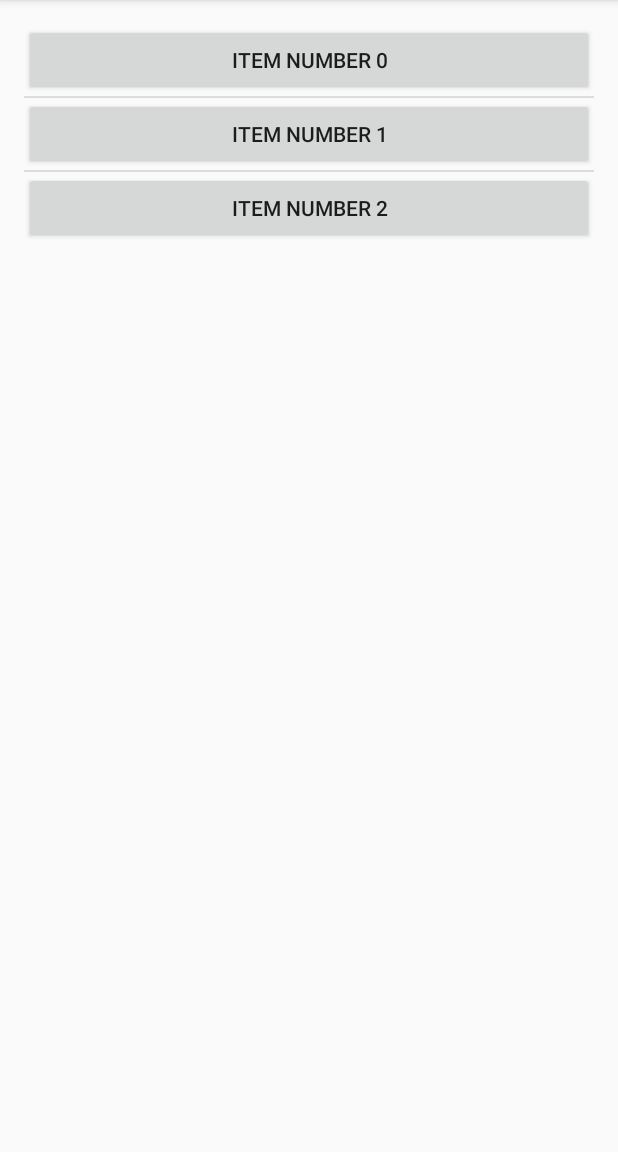
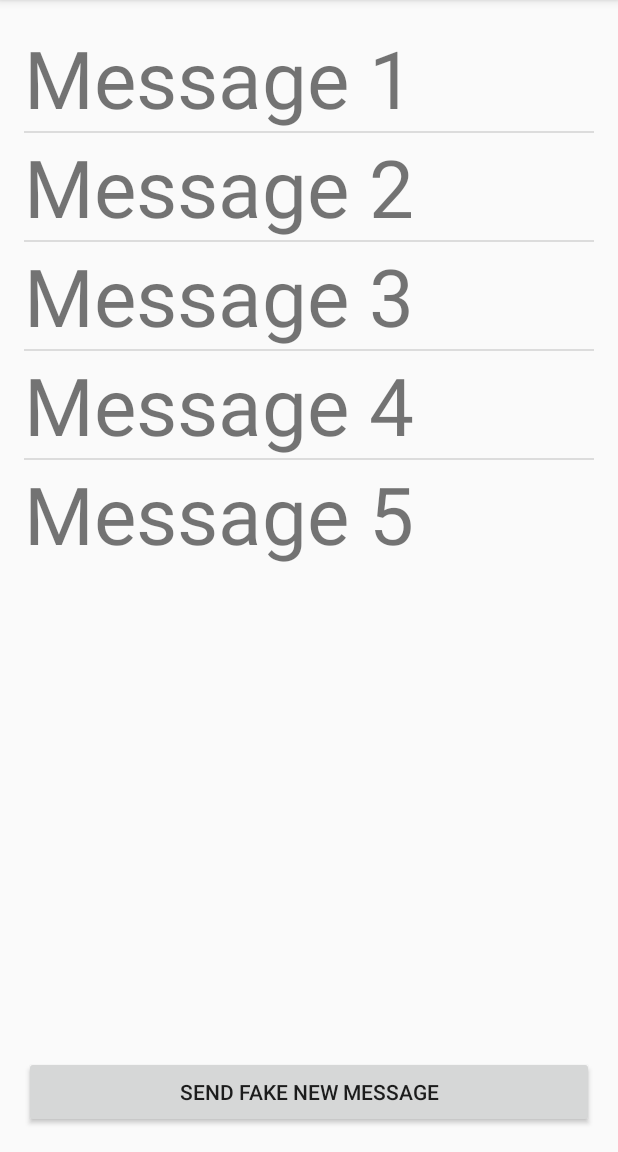
Before and after one commit to UTSA-Reactive-Android-2016/kbaldor, an Android app: the screen it shows after launch (MainActivity), on a phone screen of 412 x 824 dp, the part 84-1236 px from its top. Run offline under Robolectric (Android 15) with nearby library versions, the phone set to English and light mode, and no system bars.

Commit message:
The latest ListViewTest as of the end of class

```diff
--- a/ListViewTest/app/src/main/java/com/example/kbaldor/listviewtest/MainActivity.java
+++ b/ListViewTest/app/src/main/java/com/example/kbaldor/listviewtest/MainActivity.java
@@ -7,6 +7,8 @@ import android.util.AttributeSet;
 import android.util.Log;
 import android.view.View;
 import android.view.ViewGroup;
+import android.widget.AdapterView;
+import android.widget.ArrayAdapter;
 import android.widget.Button;
 import android.widget.ListAdapter;
 import android.widget.ListView;
@@ -14,80 +16,58 @@ import android.widget.TextView;
 
 public class MainActivity extends AppCompatActivity {
 
+
+
+    ArrayAdapter<Message> adapter;
+
     @Override
     protected void onCreate(Bundle savedInstanceState) {
         super.onCreate(savedInstanceState);
         setContentView(R.layout.activity_main);
         ListView listView = (ListView) findViewById(R.id.list_view);
-        listView.setAdapter(new ListAdapter() {
+
+        adapter = new ArrayAdapter<Message>(this,R.layout.simple_text_view);
+
+//        ArrayAdapter<Message> adapter = new ArrayAdapter<Message>(this,R.layout.simple_text_view) {
+//
+//            @Override
+//            public View getView(final int position, View convertView, ViewGroup parent) {
+////                TextView view = new TextView(getContext());
+//                Button view = new Button(getContext());
+//                view.setText(getItem(position).getMessage());
+////                MessageView view = new MessageView(getContext());
+////                view.setExampleString(getItem(position).getMessage());
+//                view.setOnClickListener(new View.OnClickListener() {
+//                    @Override
+//                    public void onClick(View v) {
+//                        Log.d("ListViewTest","Item number "+position+" got clicked!");
+//                    }
+//                });
+//
+//                return view;
+//            }
+//
+//        };
+
+        adapter.add(new Message("Message 1",5000));
+        adapter.add(new Message("Message 2",10000));
+        adapter.add(new Message("Message 3",15000));
+        adapter.add(new Message("Message 4",20000));
+        adapter.add(new Message("Message 5",25000));
+
+        listView.setAdapter(adapter);
+
+        listView.setOnItemClickListener(new AdapterView.OnItemClickListener(){
             @Override
-            public boolean areAllItemsEnabled() {
-                return true;
-            }
-
-            @Override
-            public boolean isEnabled(int position) {
-                return true;
-            }
-
-            @Override
-            public void registerDataSetObserver(DataSetObserver observer) {
-
-            }
-
-            @Override
-            public void unregisterDataSetObserver(DataSetObserver observer) {
-
-            }
-
-            @Override
-            public int getCount() {
-                return 3;
-            }
-
-            @Override
-            public Object getItem(int position) {
-                return "Item number "+position;
-            }
-
-            @Override
-            public long getItemId(int position) {
-                return position;
-            }
-
-            @Override
-            public boolean hasStableIds() {
-                return false;
-            }
-
-            @Override
-            public View getView(final int position, View convertView, ViewGroup parent) {
-//                TextView view = new TextView(MainActivity.this);
-                Button view = new Button(MainActivity.this);
-                view.setText("Item number "+position);
-                view.setOnClickListener(new View.OnClickListener() {
-                    @Override
-                    public void onClick(View v) {
-                        Log.d("ListViewTest","Item number "+position+" clicked");
-                    }
-                });
-                return view;
-            }
-
-            @Override
-            public int getItemViewType(int position) {
-                return 0;
-            }
-
-            @Override
-            public int getViewTypeCount() {
-                return 1;
-            }
-
-            @Override
-            public boolean isEmpty() {
-                return false;
+            public void onItemClick(AdapterView<?> parent, View view, int position, long id) {
+                Log.d("ListViewTest","listViewClickListener called with position "+position);
             }
         });
     }
+
+    public void newMessage(View view){
+        Log.d("ListViewTest","new message");
+        adapter.add(new Message("New Message",5000));
+
+    }
 }
--- /dev/null
+++ b/ListViewTest/app/src/main/java/com/example/kbaldor/listviewtest/Message.java
@@ -0,0 +1,28 @@
+package com.example.kbaldor.listviewtest;
+
+/**
+ * Created by kbaldor on 6/16/16.
+ */
+public class Message {
+    private String message;
+    private long bornTime_ms;
+    private long timeToLive_ms;
+
+    public String getMessage() {return message;}
+
+    public float percentLeftToLive(){
+        float percent =  1 - (System.currentTimeMillis() - bornTime_ms)/((float)timeToLive_ms);
+        if (percent < 0 ) return 0.f;
+        return percent;
+    }
+
+    public Message(String message, long timeToLive_ms){
+        this.message = message;
+        this.timeToLive_ms = timeToLive_ms;
+        this.bornTime_ms = System.currentTimeMillis();
+    }
+
+    public String toString(){
+        return message;
+    }
+}
--- a/ListViewTest/app/src/main/res/layout/activity_main.xml
+++ b/ListViewTest/app/src/main/res/layout/activity_main.xml
@@ -1,5 +1,6 @@
 <?xml version="1.0" encoding="utf-8"?>
 <RelativeLayout xmlns:android="http://schemas.android.com/apk/res/android"
+    android:id="@+id/list_layout"
     xmlns:tools="http://schemas.android.com/tools"
     android:layout_width="match_parent"
     android:layout_height="match_parent"
@@ -12,5 +13,13 @@
     <ListView
         android:id="@+id/list_view"
         android:layout_width="wrap_content"
-        android:layout_height="wrap_content"/>
+        android:layout_height="wrap_content">
+    </ListView>
+    <Button
+        android:onClick="newMessage"
+        android:text="Send Fake New Message"
+        android:layout_width="match_parent"
+        android:layout_height="wrap_content"
+        android:layout_alignParentBottom="true"/>
+
 </RelativeLayout>
--- /dev/null
+++ b/ListViewTest/app/src/main/res/layout/simple_text_view.xml
@@ -0,0 +1,8 @@
+<?xml version="1.0" encoding="utf-8"?>
+<TextView xmlns:android="http://schemas.android.com/apk/res/android"
+    android:id="@+id/text_view"
+    android:textSize="24pt"
+    android:layout_width="match_parent"
+    android:layout_height="match_parent">
+
+</TextView>
```
Also changed, not shown: ListViewTest/app/src/main/java/com/example/kbaldor/listviewtest/MessageView.java (added, +190 -0 lines), ListViewTest/app/src/main/res/layout/sample_message_view.xml (added, +17 -0 lines), ListViewTest/app/src/main/res/layout/simple_message_view.xml (added, +12 -0 lines).
